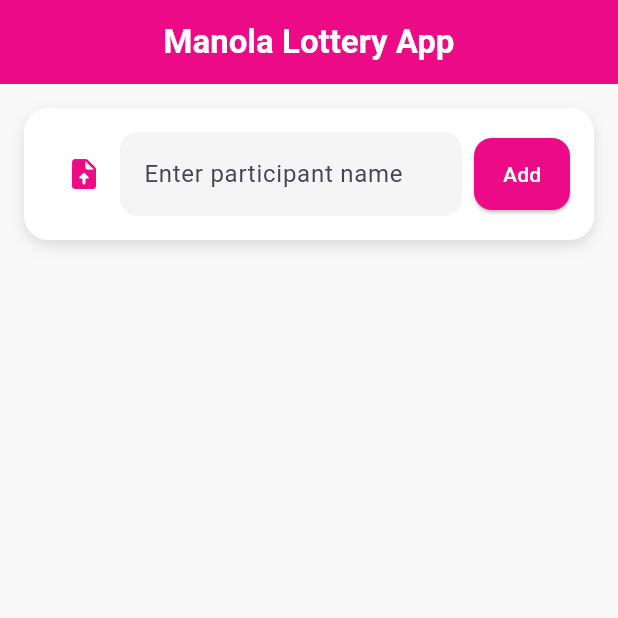
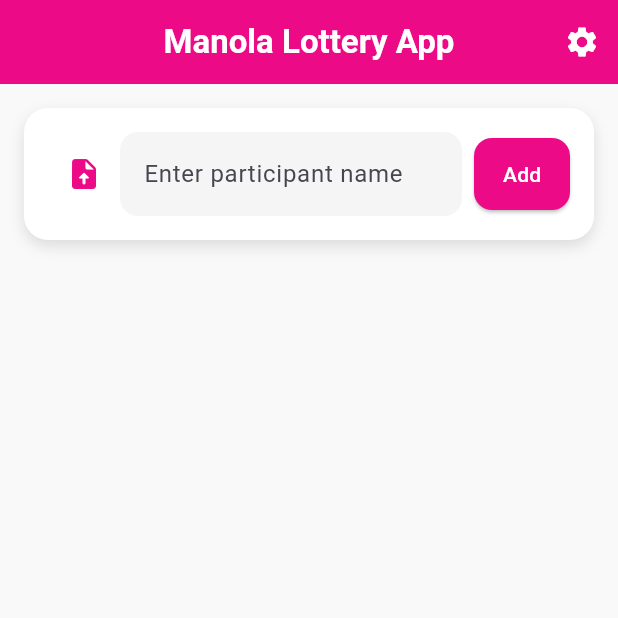
Before and after one commit to AnayatHossain/manola_lottery_app, a Flutter app: the screen it shows after launch, after a tap on the "upload file" icon, on a phone screen of 412 x 824 dp, the top half of it. Run offline on Flutter 3.47's test engine with Material 3 defaults, Android fonts, the phone set to English and light mode, and no system bars; our stand-ins replace cloud_firestore, file_picker, firebase_auth, firebase_core, get, google_fonts; accounts and stored records are empty; generated files the repository leaves out were written again; network calls fail; statements that could not run were skipped.

Commit message:
2nd Commit

```diff
--- a/lib/app.dart
+++ b/lib/app.dart
@@ -1,6 +1,8 @@
 
 import 'package:flutter/material.dart';
-import 'home_screen.dart';
+import 'package:get/get.dart';
+import 'package:google_fonts/google_fonts.dart';
+import 'screens/home_screen.dart';
 
 
 class ManolaApp extends StatelessWidget {
@@ -8,12 +10,13 @@ class ManolaApp extends StatelessWidget {
 
   @override
   Widget build(BuildContext context) {
-    return MaterialApp(
+    return GetMaterialApp(
       title: 'Manola Lucky Draw',
       debugShowCheckedModeBanner: false,
       theme: ThemeData(
         colorScheme: ColorScheme.fromSeed(seedColor: Colors.deepPurple),
         useMaterial3: true,
+        textTheme: GoogleFonts.hindSiliguriTextTheme(),
       ),
       home: const HomeScreen(),
     );
--- a/lib/home_screen.dart
+++ /dev/null
@@ -1,193 +0,0 @@
-import 'package:flutter/material.dart';
-import 'dart:math';
-import 'dart:io';
-import 'package:file_picker/file_picker.dart';
-import 'package:manola_lottery_app/winner_dialog.dart';
-
-class HomeScreen extends StatefulWidget {
-  const HomeScreen({super.key});
-
-  @override
-  State<HomeScreen> createState() => _HomeScreenState();
-}
-
-class _HomeScreenState extends State<HomeScreen> {
-  final TextEditingController _nameController = TextEditingController();
-  final List<String> _participants = [];
-  final List<String> _winners = [];
-
-  void _pickWinners() {
-    if (_participants.length < 3) return;
-    final random = Random();
-    final picked = <String>{};
-    while (picked.length < 3) {
-      picked.add(_participants[random.nextInt(_participants.length)]);
-    }
-    setState(() {
-      _winners
-        ..clear()
-        ..addAll(picked);
-    });
-
-    showWinnersDialog(context, _winners); // ✅ Correct call
-  }
-
-  void _addParticipant() {
-    final name = _nameController.text.trim();
-    if (name.isNotEmpty && !_participants.contains(name)) {
-      setState(() {
-        _participants.add(name);
-        _nameController.clear();
-      });
-    }
-  }
-
-  Future<void> _importCSV() async {
-    FilePickerResult? result = await FilePicker.platform.pickFiles(
-      type: FileType.custom,
-      allowedExtensions: ['csv'],
-    );
-    if (result != null && result.files.single.path != null) {
-      final file = File(result.files.single.path!);
-      final lines = await file.readAsLines();
-      setState(() {
-        for (var line in lines) {
-          final name = line.trim();
-          if (name.isNotEmpty && !_participants.contains(name)) {
-            _participants.add(name);
-          }
-        }
-      });
-    }
-  }
-
-  @override
-  Widget build(BuildContext context) {
-    final themeColor = const Color(0xFFec0a86);
-    return Scaffold(
-      backgroundColor: const Color(0xFFF9F9F9),
-      appBar: AppBar(
-        backgroundColor: themeColor,
-        foregroundColor: Colors.white,
-        title: const Text('Manola Lottery App', style: TextStyle(fontWeight: FontWeight.bold),),
-
-        centerTitle: true,
-        elevation: 0,
-      ),
-      body: Padding(
-        padding: const EdgeInsets.all(16),
-        child: Column(
-          children: [
-            Container(
-              padding: const EdgeInsets.all(16),
-              decoration: BoxDecoration(
-                color: Colors.white,
-                borderRadius: BorderRadius.circular(16),
-                boxShadow: [
-                  BoxShadow(
-                    blurRadius: 8,
-                    color: Colors.black12,
-                    offset: Offset(0, 4),
-                  )
-                ],
-              ),
-              child: Column(
-                children: [
-                  Row(
-                    children: [
-                      IconButton(
-                        onPressed: _importCSV,
-                        icon: const Icon(Icons.upload_file_rounded),
-                        color: themeColor,
-                        tooltip: 'Import CSV',
-                      ),
-                      Expanded(
-                        child: TextField(
-                          controller: _nameController,
-                          decoration: InputDecoration(
-                            labelText: 'Enter participant name',
-                            filled: true,
-                            fillColor: Colors.grey[100],
-                            border: OutlineInputBorder(
-                              borderRadius: BorderRadius.circular(12),
-                              borderSide: BorderSide.none,
-                            ),
-                          ),
-                        ),
-                      ),
-                      const SizedBox(width: 8),
-                      ElevatedButton(
-                        onPressed: _addParticipant,
-                        style: ElevatedButton.styleFrom(
-                          backgroundColor: themeColor,
-                          shape: RoundedRectangleBorder(
-                            borderRadius: BorderRadius.circular(12),
-                          ),
-                          padding: const EdgeInsets.symmetric(horizontal: 16, vertical: 14),
-                        ),
-                        child: const Text('Add', style: TextStyle(color: Colors.white),),
-                      ),
-                    ],
-                  ),
-                ],
-              ),
-            ),
-            const SizedBox(height: 20),
-            Expanded(
-              child: _participants.isEmpty
-                  ? const Center(child: Text("No participants yet."))
-                  : ListView.separated(
-                itemCount: _participants.length,
-                separatorBuilder: (_, __) => const SizedBox(height: 10),
-                itemBuilder: (context, index) {
-                  return Container(
-                    decoration: BoxDecoration(
-                      color: Colors.white,
-                      borderRadius: BorderRadius.circular(12),
-                      boxShadow: [
-                        BoxShadow(
-                          blurRadius: 4,
-                          color: Colors.black12,
-                          offset: Offset(0, 2),
-                        )
-                      ],
-                    ),
-                    child: ListTile(
-                      leading: CircleAvatar(
-                        backgroundColor: themeColor.withOpacity(0.2),
-                        child: Text(
-                          '${index + 1}',
-                          style: TextStyle(color: themeColor, fontWeight: FontWeight.bold),
-                        ),
-                      ),
-                      title: Text(
-                        _participants[index],
-                        style: const TextStyle(fontWeight: FontWeight.w500),
-                      ),
-                    ),
-                  );
-                },
-              ),
-            ),
-            const SizedBox(height: 20),
-            ElevatedButton.icon(
-              onPressed: _pickWinners,
-              icon: const Icon(Icons.star),
-              label: const Text('Pick Winners'),
-              style: ElevatedButton.styleFrom(
-                backgroundColor: themeColor,
-                foregroundColor: Colors.white,
-                padding: const EdgeInsets.symmetric(horizontal: 32, vertical: 16),
-                textStyle: const TextStyle(fontSize: 18, fontWeight: FontWeight.bold),
-                shape: RoundedRectangleBorder(
-                  borderRadius: BorderRadius.circular(16),
-                ),
-              ),
-            ),
-            const SizedBox(height: 20),
-          ],
-        ),
-      ),
-    );
-  }
-}
--- a/lib/main.dart
+++ b/lib/main.dart
@@ -1,12 +1,13 @@
-// 📁 lib/main.dart
 import 'package:flutter/material.dart';
-import 'dart:math';
-import 'dart:io';
-import 'package:file_picker/file_picker.dart';
-import 'package:manola_lottery_app/winner_dialog.dart';
+import 'package:firebase_core/firebase_core.dart';
+import 'firebase_options.dart';
 
 import 'app.dart';
 
-void main() {
+void main() async {
+  WidgetsFlutterBinding.ensureInitialized();
+  await Firebase.initializeApp(
+    options: DefaultFirebaseOptions.currentPlatform,
+  );
   runApp(const ManolaApp());
 }
--- /dev/null
+++ b/lib/screens/home_screen.dart
@@ -0,0 +1,273 @@
+import 'dart:convert';
+import 'dart:io';
+import 'dart:math';
+import 'package:file_picker/file_picker.dart';
+import 'package:flutter/material.dart';
+import 'package:cloud_firestore/cloud_firestore.dart';
+import 'package:firebase_auth/firebase_auth.dart';
+
+import '../widgts/ParticipantInput.dart';
+import '../widgts/ParticipantList.dart';
+import '../widgts/PickWinnerButton.dart';
+import '../widgts/winner_dialog.dart';
+
+class HomeScreen extends StatefulWidget {
+  const HomeScreen({super.key});
+
+  @override
+  State<HomeScreen> createState() => _HomeScreenState();
+}
+
+class _HomeScreenState extends State<HomeScreen> {
+  final TextEditingController _nameController = TextEditingController();
+  final Color themeColor = const Color(0xFFec0a86);
+
+  List<Map<String, String>> _participants = []; // List of {id, name}
+  final List<String> _winners = [];
+  int _winnerCount = 3; // default number of winners
+
+  @override
+  void initState() {
+    super.initState();
+    _initFirebase();
+  }
+
+  Future<void> _initFirebase() async {
+    // Sign in anonymously
+    await FirebaseAuth.instance.signInAnonymously();
+
+    // Listen for participants changes
+    FirebaseFirestore.instance
+        .collection('participants')
+        .snapshots()
+        .listen((snapshot) {
+      final List<Map<String, String>> names = snapshot.docs.map((doc) {
+        return {
+          'id': doc.id,
+          'name': doc['name'] as String,
+        };
+      }).toList();
+
+      setState(() {
+        _participants = names;
+      });
+    });
+
+    // Load winner count setting from Firestore (persisted)
+    FirebaseFirestore.instance
+        .collection('settings')
+        .doc('lottery')
+        .snapshots()
+        .listen((doc) {
+      if (doc.exists) {
+        final data = doc.data()!;
+        final count = data['winnerCount'];
+        if (count is int && count > 0) {
+          setState(() {
+            _winnerCount = count;
+          });
+        }
+      }
+    });
+  }
+
+  void _pickWinners() {
+    if (_participants.length < _winnerCount) return;
+    final random = Random();
+    final picked = <String>{};
+
+    while (picked.length < _winnerCount) {
+      picked.add(_participants[random.nextInt(_participants.length)]['name']!);
+    }
+
+    setState(() {
+      _winners
+        ..clear()
+        ..addAll(picked);
+    });
+
+    showWinnersDialog(context, _winners);
+  }
+
+  void _addParticipant() {
+    final name = _nameController.text.trim();
+    final isDuplicate = _participants.any((p) => p['name'] == name);
+
+    if (name.isNotEmpty && !isDuplicate) {
+      _nameController.clear();
+      _addParticipantToFirebase(name);
+    }
+  }
+
+  Future<void> _addParticipantToFirebase(String name) async {
+    await FirebaseFirestore.instance.collection('participants').add({'name': name});
+  }
+
+  Future<void> _importCSV() async {
+    FilePickerResult? result = await FilePicker.platform.pickFiles(
+      type: FileType.custom,
+      allowedExtensions: ['csv'],
+    );
+
+    if (result != null && result.files.single.path != null) {
+      final file = File(result.files.single.path!);
+      final bytes = await file.readAsBytes();
+      final content = utf8.decode(bytes);
+
+      final lines = const LineSplitter().convert(content);
+      for (var line in lines) {
+        final name = line.trim();
+        final isDuplicate = _participants.any((p) => p['name'] == name);
+
+        if (name.isNotEmpty && !isDuplicate) {
+          await _addParticipantToFirebase(name);
+        }
+      }
+    }
+  }
+
+  void _showEditParticipantDialog(int index) {
+    final current = _participants[index];
+    final controller = TextEditingController(text: current['name']);
+
+    showDialog(
+      context: context,
+      builder: (context) {
+        return AlertDialog(
+          title: const Text('Edit Participant'),
+          content: TextField(controller: controller),
+          actions: [
+            TextButton(
+              onPressed: () => Navigator.pop(context),
+              child: const Text('Cancel'),
+            ),
+            ElevatedButton(
+              onPressed: () async {
+                final newName = controller.text.trim();
+                final isDuplicate = _participants.any((p) => p['name'] == newName);
+
+                if (newName.isNotEmpty && !isDuplicate) {
+                  await FirebaseFirestore.instance
+                      .collection('participants')
+                      .doc(current['id'])
+                      .update({'name': newName});
+                }
+                Navigator.pop(context);
+              },
+              child: const Text('Save'),
+            ),
+          ],
+        );
+      },
+    );
+  }
+
+  void _deleteParticipant(int index) async {
+    final docId = _participants[index]['id'];
+    await FirebaseFirestore.instance.collection('participants').doc(docId).delete();
+  }
+
+  void _showSettingsBottomSheet() {
+    final TextEditingController controller =
+    TextEditingController(text: _winnerCount.toString());
+
+    showModalBottomSheet(
+      context: context,
+      shape: const RoundedRectangleBorder(
+        borderRadius: BorderRadius.vertical(top: Radius.circular(20)),
+      ),
+      builder: (_) {
+        return Padding(
+          padding: const EdgeInsets.all(20),
+          child: Column(
+            mainAxisSize: MainAxisSize.min,
+            children: [
+              const Text(
+                'Set Number of Winners',
+                style: TextStyle(fontSize: 18, fontWeight: FontWeight.bold),
+              ),
+              const SizedBox(height: 10),
+              TextField(
+                controller: controller,
+                keyboardType: TextInputType.number,
+                decoration: const InputDecoration(
+                  labelText: 'Number of Winners',
+                  border: OutlineInputBorder(),
+                ),
+              ),
+              const SizedBox(height: 20),
+              ElevatedButton(
+                onPressed: () async {
+                  final input = int.tryParse(controller.text.trim());
+                  if (input != null && input > 0 && input <= _participants.length) {
+                    setState(() {
+                      _winnerCount = input;
+                    });
+                    // Save to Firestore
+                    await FirebaseFirestore.instance
+                        .collection('settings')
+                        .doc('lottery')
+                        .set({'winnerCount': input});
+                    Navigator.pop(context);
+                  }
+                },
+                child: const Text('Save'),
+              ),
+            ],
+          ),
+        );
+      },
+    );
+  }
+
+  @override
+  Widget build(BuildContext context) {
+    return Scaffold(
+      backgroundColor: const Color(0xFFF9F9F9),
+      appBar: AppBar(
+        backgroundColor: themeColor,
+        foregroundColor: Colors.white,
+        title: const Text(
+          'Manola Lottery App',
+          style: TextStyle(fontWeight: FontWeight.bold),
+        ),
+        actions: [
+          IconButton(
+            onPressed: _showSettingsBottomSheet,
+            icon: const Icon(Icons.settings),
+          ),
+        ],
+        centerTitle: true,
+        elevation: 0,
+      ),
+      body: Padding(
+        padding: const EdgeInsets.all(16),
+        child: Column(
+          children: [
+            ParticipantInput(
+              nameController: _nameController,
+              onImportCSV: _importCSV,
+              onAddParticipant: _addParticipant,
+              themeColor: themeColor,
+            ),
+            const SizedBox(height: 20),
+            Expanded(
+              child: ParticipantList(
+                participants: _participants.map((e) => e['name']!).toList(),
+                themeColor: themeColor,
+                onEdit: _showEditParticipantDialog,
+                onDelete: _deleteParticipant,
+              ),
+            ),
+            const SizedBox(height: 20),
+            PickWinnerButton(
+              onPickWinners: _pickWinners,
+              themeColor: themeColor,
+            ),
+            const SizedBox(height: 20),
+          ],
+        ),
+      ),
+    );
+  }
+}
--- /dev/null
+++ b/lib/widgts/ParticipantInput.dart
@@ -0,0 +1,73 @@
+import 'package:flutter/material.dart';
+class ParticipantInput extends StatelessWidget {
+  final TextEditingController nameController;
+  final VoidCallback onImportCSV;
+  final VoidCallback onAddParticipant;
+  final Color themeColor;
+
+  const ParticipantInput({
+    super.key,
+    required this.nameController,
+    required this.onImportCSV,
+    required this.onAddParticipant,
+    required this.themeColor,
+  });
+
+  @override
+  Widget build(BuildContext context) {
+    return Container(
+      padding: const EdgeInsets.all(16),
+      decoration: BoxDecoration(
+        color: Colors.white,
+        borderRadius: BorderRadius.circular(16),
+        boxShadow: const [
+          BoxShadow(
+            blurRadius: 8,
+            color: Colors.black12,
+            offset: Offset(0, 4),
+          )
+        ],
+      ),
+      child: Row(
+        children: [
+          IconButton(
+            onPressed: onImportCSV,
+            icon: Icon(Icons.upload_file_rounded),
+            color: themeColor,
+            tooltip: 'Import CSV',
+          ),
+          Expanded(
+            child: TextField(
+              controller: nameController,
+              decoration: InputDecoration(
+                labelText: 'Enter participant name',
+                filled: true,
+                fillColor: Colors.grey[100],
+                border: OutlineInputBorder(
+                  borderRadius: BorderRadius.circular(12),
+                  borderSide: BorderSide.none,
+                ),
+              ),
+            ),
+          ),
+          const SizedBox(width: 8),
+          ElevatedButton(
+            onPressed: onAddParticipant,
+            style: ElevatedButton.styleFrom(
+              backgroundColor: themeColor,
+              shape: RoundedRectangleBorder(
+                borderRadius: BorderRadius.circular(12),
+              ),
+              padding:
+              const EdgeInsets.symmetric(horizontal: 16, vertical: 14),
+            ),
+            child: const Text(
+              'Add',
+              style: TextStyle(color: Colors.white),
+            ),
+          ),
+        ],
+      ),
+    );
+  }
+}
--- /dev/null
+++ b/lib/widgts/ParticipantList.dart
@@ -0,0 +1,73 @@
+import 'package:flutter/material.dart';
+
+class ParticipantList extends StatelessWidget {
+  final List<String> participants;
+  final Color themeColor;
+  final void Function(int index) onEdit;
+  final void Function(int index) onDelete;
+
+  const ParticipantList({
+    super.key,
+    required this.participants,
+    required this.themeColor,
+    required this.onEdit,
+    required this.onDelete,
+  });
+
+  @override
+  Widget build(BuildContext context) {
+    if (participants.isEmpty) {
+      return const Center(child: Text("No participants yet."));
+    }
+    return ListView.separated(
+      itemCount: participants.length,
+      separatorBuilder: (_, __) => const SizedBox(height: 10),
+      itemBuilder: (context, index) {
+        return Container(
+          decoration: BoxDecoration(
+            color: Colors.white,
+            borderRadius: BorderRadius.circular(12),
+            boxShadow: const [
+              BoxShadow(
+                blurRadius: 4,
+                color: Colors.black12,
+                offset: Offset(0, 2),
+              )
+            ],
+          ),
+          child: ListTile(
+            leading: CircleAvatar(
+              backgroundColor: themeColor.withOpacity(0.2),
+              child: Text(
+                '${index + 1}',
+                style: TextStyle(
+                  color: themeColor,
+                  fontWeight: FontWeight.bold,
+                ),
+              ),
+            ),
+            title: Text(
+              participants[index],
+              style: const TextStyle(fontWeight: FontWeight.w500),
+            ),
+            trailing: Row(
+              mainAxisSize: MainAxisSize.min,
+              children: [
+                IconButton(
+                  icon: const Icon(Icons.edit, color: Colors.grey),
+                  tooltip: 'Edit',
+                  onPressed: () => onEdit(index),
+                ),
+                IconButton(
+                  icon: const Icon(Icons.delete, color: Colors.red),
+                  tooltip: 'Delete',
+                  onPressed: () => onDelete(index),
+                ),
+              ],
+            ),
+          ),
+        );
+      },
+    );
+  }
+}
--- /dev/null
+++ b/lib/widgts/PickWinnerButton.dart
@@ -0,0 +1,30 @@
+import 'package:flutter/material.dart';
+
+class PickWinnerButton extends StatelessWidget {
+  final VoidCallback onPickWinners;
+  final Color themeColor;
+
+  const PickWinnerButton({
+    super.key,
+    required this.onPickWinners,
+    required this.themeColor,
+  });
+
+  @override
+  Widget build(BuildContext context) {
+    return ElevatedButton.icon(
+      onPressed: onPickWinners,
+      icon: const Icon(Icons.star),
+      label: const Text('Pick Winners'),
+      style: ElevatedButton.styleFrom(
+        backgroundColor: themeColor,
+        foregroundColor: Colors.white,
+        padding: const EdgeInsets.symmetric(horizontal: 32, vertical: 16),
+        textStyle: const TextStyle(fontSize: 18, fontWeight: FontWeight.bold),
+        shape: RoundedRectangleBorder(
+          borderRadius: BorderRadius.circular(16),
+        ),
+      ),
+    );
+  }
+}
--- a/pubspec.yaml
+++ b/pubspec.yaml
@@ -14,6 +14,12 @@ dependencies:
 
   cupertino_icons: ^1.0.8
   file_picker: ^10.2.0
+  firebase_core: ^4.0.0
+  firebase_auth: ^6.0.0
+  cloud_firestore: ^6.0.0
+  google_fonts: ^6.3.0
+  get: ^4.7.2
+
 
 dev_dependencies:
   flutter_test:
```
Also changed, not shown: lib/widgts/settings_bottam_navbar.dart (added, +15 -0 lines), lib/widgts/winner_dialog.dart (renamed from lib/winner_dialog.dart, +8 -0 lines), pubspec.lock, 5 other files.
